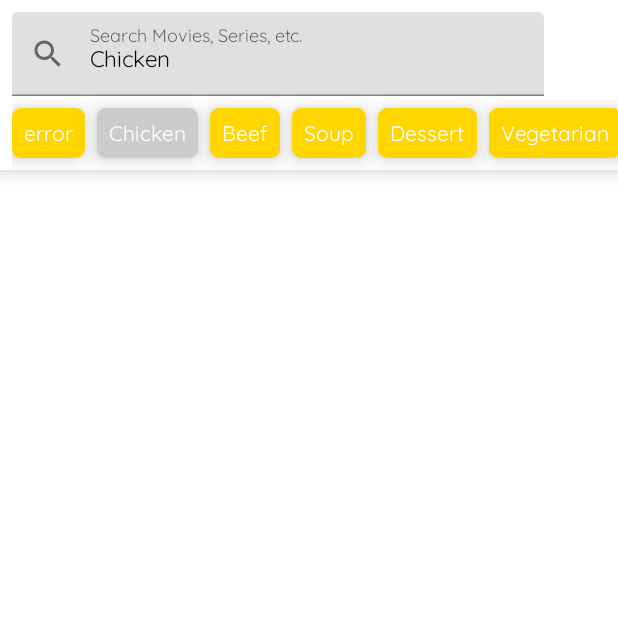
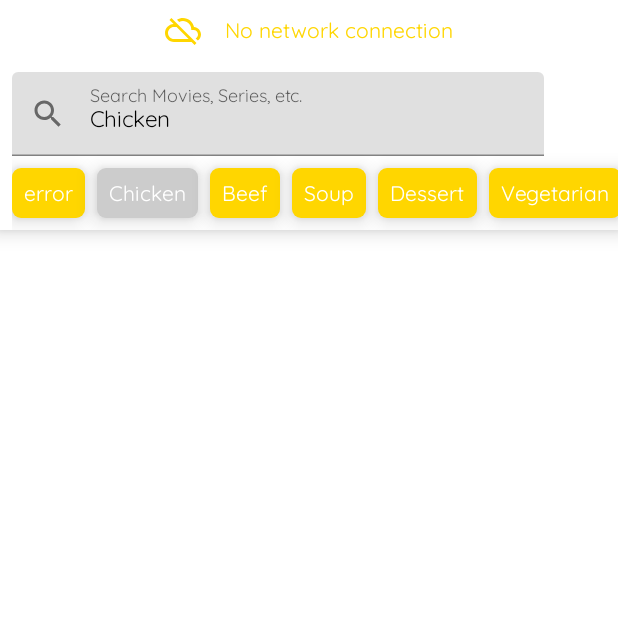
Before and after one commit to otazelaar/Montage, an Android app built with Jetpack Compose: the screen it shows after launch (MainActivity), after a tap on "Chicken", on a phone screen of 412 x 824 dp, the top half of it. Run offline under Robolectric (Android 15) with nearby library versions, the phone set to English and light mode, and no system bars; our stand-ins replace Dagger/Hilt's generated code, Room's generated code; 1 other tap on this screen came first.

Commit message:
Network Connectivity Checking is functional

```diff
--- a/app/src/main/AndroidManifest.xml
+++ b/app/src/main/AndroidManifest.xml
@@ -3,6 +3,8 @@
     xmlns:tools="http://schemas.android.com/tools" >
 
     <uses-permission android:name="android.permission.INTERNET"/>
+    <uses-permission android:name="android.permission.ACCESS_NETWORK_STATE"/>
+
 
     <application
         android:name=".di.BaseApplication"
--- a/app/src/main/java/com/otaz/imdbmovieapp/interactors/movie_list/SearchMovies.kt
+++ b/app/src/main/java/com/otaz/imdbmovieapp/interactors/movie_list/SearchMovies.kt
@@ -26,6 +26,7 @@ class SearchMovies(
         apikey: String,
         query: String,
         page: Int,
+        isNetworkAvailable: Boolean,
     ): Flow<DataState<List<Movie>>> = flow {
         try {
             emit(DataState.loading())
@@ -38,6 +39,7 @@ class SearchMovies(
                 throw Exception("Search Failed")
             }
 
+            if (isNetworkAvailable){
                 // Convert: NetworkMovieEntity -> Movie -> MovieCacheEntity
                 val movies = getMoviesFromNetwork(
                     apikey = apikey,
@@ -47,6 +49,7 @@ class SearchMovies(
 
                 // insert into the cache
                 movieDao.insertMovies(entityMapper.toEntityList(movies))
+            }
 
             // query the cache
             val cacheResult = if(query.isBlank()){
--- a/app/src/main/java/com/otaz/imdbmovieapp/presentation/MainActivity.kt
+++ b/app/src/main/java/com/otaz/imdbmovieapp/presentation/MainActivity.kt
@@ -9,15 +9,31 @@ import androidx.navigation.compose.NavHost
 import androidx.navigation.compose.composable
 import androidx.navigation.compose.rememberNavController
 import androidx.navigation.navArgument
+import com.otaz.imdbmovieapp.presentation.navigation.Screen
 import com.otaz.imdbmovieapp.presentation.ui.movie.MovieDetailScreen
 import com.otaz.imdbmovieapp.presentation.ui.movie.MovieDetailViewModel
 import com.otaz.imdbmovieapp.presentation.ui.movie_list.MovieListScreen
 import com.otaz.imdbmovieapp.presentation.ui.movie_list.MovieListViewModel
-import com.otaz.imdbmovieapp.presentation.navigation.Screen
+import com.otaz.imdbmovieapp.presentation.util.ConnectivityManager
 import dagger.hilt.android.AndroidEntryPoint
+import javax.inject.Inject
 
 @AndroidEntryPoint
 class MainActivity : AppCompatActivity() {
+
+    @Inject
+    lateinit var connectivityManager: ConnectivityManager
+
+    override fun onStart() {
+        connectivityManager.registerConnectionObserver(this)
+        super.onStart()
+    }
+
+    override fun onDestroy() {
+        connectivityManager.unregisterConnectionObserver(this)
+        super.onDestroy()
+    }
+
     override fun onCreate(savedInstanceState: Bundle?) {
         super.onCreate(savedInstanceState)
         setContent {
@@ -28,6 +44,7 @@ class MainActivity : AppCompatActivity() {
                 ) {
                     val viewModel = hiltViewModel<MovieListViewModel>()
                     MovieListScreen(
+                        isNetworkAvailable = connectivityManager.isNetworkAvailable.value,
                         onNavigateToMovieDetailScreen = navController::navigate,
                         viewModel = viewModel,
                     )
@@ -41,6 +58,7 @@ class MainActivity : AppCompatActivity() {
                 ) { navBackStackEntry ->
                     val viewModel = hiltViewModel<MovieDetailViewModel>()
                     MovieDetailScreen(
+                        isNetworkAvailable = connectivityManager.isNetworkAvailable.value,
                         movieId = navBackStackEntry.arguments?.getString("movieId"),
                         viewModel = viewModel,
                     )
--- /dev/null
+++ b/app/src/main/java/com/otaz/imdbmovieapp/presentation/components/ConnectivityMonitor.kt
@@ -0,0 +1,45 @@
+package com.otaz.imdbmovieapp.presentation.components
+
+import androidx.compose.foundation.layout.*
+import androidx.compose.material.Icon
+import androidx.compose.material.MaterialTheme
+import androidx.compose.material.Text
+import androidx.compose.runtime.Composable
+import androidx.compose.ui.Alignment
+import androidx.compose.ui.Modifier
+import androidx.compose.ui.res.painterResource
+import androidx.compose.ui.unit.dp
+import com.otaz.imdbmovieapp.R
+
+
+@Composable
+fun ConnectivityMonitor(
+    isNetworkAvailable: Boolean,
+){
+    if(!isNetworkAvailable){
+        Column(
+            horizontalAlignment = Alignment.CenterHorizontally,
+            verticalArrangement = Arrangement.Center,
+            modifier = Modifier.fillMaxWidth()
+        ){
+            Row {
+                Icon(
+                    contentDescription = "No network connection icon",
+                    painter = painterResource(R.drawable.ic_network_connection_unavailable),
+                    modifier = Modifier
+                        .align(Alignment.CenterVertically)
+                        .padding(8.dp),
+                    tint = MaterialTheme.colors.primary,
+                )
+                Text(
+                    text = "No network connection",
+                    modifier = Modifier
+                        .align(Alignment.CenterVertically)
+                        .padding(8.dp),
+                    style = MaterialTheme.typography.h6,
+                    color = MaterialTheme.colors.primary,
+                )
+            }
+        }
+    }
+}
--- a/app/src/main/java/com/otaz/imdbmovieapp/presentation/theme/Theme.kt
+++ b/app/src/main/java/com/otaz/imdbmovieapp/presentation/theme/Theme.kt
@@ -1,5 +1,6 @@
 package com.otaz.imdbmovieapp.presentation.theme
 
+import androidx.compose.foundation.background
 import androidx.compose.foundation.isSystemInDarkTheme
 import androidx.compose.foundation.layout.*
 import androidx.compose.material.*
@@ -45,6 +46,7 @@ private val DarkThemeColors = darkColors(
 @Composable
 fun AppTheme(
     darkTheme: Boolean = isSystemInDarkTheme(),
+    isNetworkAvailable : Boolean,
     displayProgressBar: Boolean,
     scaffoldState: ScaffoldState,
     dialogQueue: Queue<GenericDialogInfo>,
@@ -59,7 +61,12 @@ fun AppTheme(
             modifier = Modifier
                 .fillMaxSize()
         ) {
-            content()
+            Column(
+                modifier = Modifier.background(MaterialTheme.colors.surface)
+            ){
+                ConnectivityMonitor(isNetworkAvailable = isNetworkAvailable)
+                content()
+            }
             CircularIndeterminateProgressBar(isDisplayed = displayProgressBar)
             DefaultSnackbar(
                 snackbarHostState = scaffoldState.snackbarHostState,
--- a/app/src/main/java/com/otaz/imdbmovieapp/presentation/ui/movie/MovieDetailScreen.kt
+++ b/app/src/main/java/com/otaz/imdbmovieapp/presentation/ui/movie/MovieDetailScreen.kt
@@ -17,6 +17,7 @@ import com.otaz.imdbmovieapp.presentation.theme.AppTheme
 @SuppressLint("UnusedMaterialScaffoldPaddingParameter")
 @Composable
 fun MovieDetailScreen(
+    isNetworkAvailable: Boolean,
     viewModel: MovieDetailViewModel,
     movieId: String?,
 ) {
@@ -40,6 +41,7 @@ fun MovieDetailScreen(
 
         AppTheme(
             displayProgressBar = loading,
+            isNetworkAvailable = isNetworkAvailable,
             scaffoldState = scaffoldState,
             dialogQueue = dialogQueue.queue.value
         ) {
--- a/app/src/main/java/com/otaz/imdbmovieapp/presentation/ui/movie/MovieDetailViewModel.kt
+++ b/app/src/main/java/com/otaz/imdbmovieapp/presentation/ui/movie/MovieDetailViewModel.kt
@@ -10,6 +10,7 @@ import com.otaz.imdbmovieapp.domain.model.MovieSpecs
 import com.otaz.imdbmovieapp.interactors.movie.GetMovie
 import com.otaz.imdbmovieapp.presentation.ui.movie.MovieEvent.*
 import com.otaz.imdbmovieapp.presentation.ui.util.DialogQueue
+import com.otaz.imdbmovieapp.presentation.util.ConnectivityManager
 import com.otaz.imdbmovieapp.util.TAG
 import dagger.hilt.android.lifecycle.HiltViewModel
 import kotlinx.coroutines.flow.launchIn
@@ -24,6 +25,7 @@ const val STATE_KEY_MOVIE_SPECS = "movie.state.movie.specs.key"
 @HiltViewModel
 class MovieDetailViewModel @Inject constructor(
     private val getMovie: GetMovie,
+    private val connectivityManager: ConnectivityManager,
     @Named("apikey") private val apiKey: String,
     private val state: SavedStateHandle,
 ): ViewModel(){
@@ -64,6 +66,7 @@ class MovieDetailViewModel @Inject constructor(
         getMovie.execute(
             apikey = apiKey,
             id = id,
+            isNetworkAvailable = connectivityManager.isNetworkAvailable.value,
         ).onEach { dataState ->
             loading.value = dataState.loading
             dataState.data?.let {
--- a/app/src/main/java/com/otaz/imdbmovieapp/presentation/ui/movie_list/MovieListScreen.kt
+++ b/app/src/main/java/com/otaz/imdbmovieapp/presentation/ui/movie_list/MovieListScreen.kt
@@ -16,6 +16,7 @@ import com.otaz.imdbmovieapp.util.TAG
 @OptIn(ExperimentalComposeUiApi::class)
 @Composable
 fun MovieListScreen(
+    isNetworkAvailable: Boolean,
     onNavigateToMovieDetailScreen: (String) -> Unit,
     viewModel: MovieListViewModel,
 ){
@@ -36,6 +37,7 @@ fun MovieListScreen(
 
     AppTheme(
         displayProgressBar = loading,
+        isNetworkAvailable = isNetworkAvailable,
         scaffoldState = scaffoldState,
         dialogQueue = dialogQueue.queue.value
     ) {
--- a/app/src/main/java/com/otaz/imdbmovieapp/presentation/ui/movie_list/MovieListViewModel.kt
+++ b/app/src/main/java/com/otaz/imdbmovieapp/presentation/ui/movie_list/MovieListViewModel.kt
@@ -11,6 +11,7 @@ import com.otaz.imdbmovieapp.interactors.movie_list.RestoreMovies
 import com.otaz.imdbmovieapp.interactors.movie_list.SearchMovies
 import com.otaz.imdbmovieapp.presentation.ui.movie_list.MovieListEvent.*
 import com.otaz.imdbmovieapp.presentation.ui.util.DialogQueue
+import com.otaz.imdbmovieapp.presentation.util.ConnectivityManager
 import com.otaz.imdbmovieapp.util.TAG
 import dagger.hilt.android.lifecycle.HiltViewModel
 import kotlinx.coroutines.flow.launchIn
@@ -30,6 +31,7 @@ const val STATE_KEY_SELECTED_CATEGORY = "recipe.state.query.selected_category"
 class MovieListViewModel @Inject constructor(
     private val searchMovies: SearchMovies,
     private val restoreMovies: RestoreMovies,
+    private val connectivityManager: ConnectivityManager,
     @Named("apikey") private val apiKey: String,
     private val savedStateHandle: SavedStateHandle,
 ): ViewModel() {
@@ -112,6 +114,7 @@ class MovieListViewModel @Inject constructor(
             apikey = apiKey,
             query = query.value,
             page = page.value,
+            isNetworkAvailable = connectivityManager.isNetworkAvailable.value,
         ).onEach { dataState ->
             loading.value = dataState.loading
             dataState.data?.let { list -> movies.value = list }
@@ -131,6 +134,7 @@ class MovieListViewModel @Inject constructor(
                     apikey = apiKey,
                     query = query.value,
                     page = page.value,
+                    isNetworkAvailable = connectivityManager.isNetworkAvailable.value,
                 ).onEach { dataState ->
                     loading.value = dataState.loading
                     dataState.data?.let { list -> appendMovies(list) }
--- /dev/null
+++ b/app/src/main/java/com/otaz/imdbmovieapp/presentation/util/ConnectionLiveData.kt
@@ -0,0 +1,93 @@
+package com.otaz.imdbmovieapp.presentation.util
+
+import android.content.Context
+import android.content.Context.CONNECTIVITY_SERVICE
+import android.net.ConnectivityManager
+import android.net.Network
+import android.net.NetworkCapabilities.NET_CAPABILITY_INTERNET
+import android.net.NetworkRequest
+import android.util.Log
+import androidx.lifecycle.LiveData
+import com.otaz.imdbmovieapp.interactors.app.DoesNetworkHaveInternet
+import kotlinx.coroutines.CoroutineScope
+import kotlinx.coroutines.Dispatchers
+import kotlinx.coroutines.launch
+import kotlinx.coroutines.withContext
+
+val TAG = "C-Manager"
+
+/**
+ * Save all available networks with an internet connection to a set (@validNetworks).
+ * As long as the size of the set > 0, this LiveData emits true.
+ * MinSdk = 21.
+ *
+ * This LiveData class outputs a Boolean and denotes whether or not we have overall
+ * internet connectivity in the device. This class is instantiated inside of an app wide singleton class
+ * that way it can be injected into viewmodels, activities, use cases, etc.
+ *
+ * Inspired by:
+ * https://github.com/AlexSheva-mason/Rick-Morty-Database/blob/master/app/src/main/java/com/shevaalex/android/rickmortydatabase/utils/networking/ConnectionLiveData.kt
+ */
+class ConnectionLiveData(context: Context) : LiveData<Boolean>() {
+
+
+    private lateinit var networkCallback: ConnectivityManager.NetworkCallback
+    private val cm = context.getSystemService(CONNECTIVITY_SERVICE) as ConnectivityManager
+    private val validNetworks: MutableSet<Network> = HashSet()
+
+    // the function tells us whether we have overall connectivity
+    private fun checkValidNetworks() {
+        postValue(validNetworks.size > 0)
+    }
+
+    override fun onActive() {
+        networkCallback = createNetworkCallback()
+        val networkRequest = NetworkRequest.Builder()
+            .addCapability(NET_CAPABILITY_INTERNET)
+            .build()
+        cm.registerNetworkCallback(networkRequest, networkCallback)
+    }
+
+    override fun onInactive() {
+        cm.unregisterNetworkCallback(networkCallback)
+    }
+
+    private fun createNetworkCallback() = object : ConnectivityManager.NetworkCallback() {
+
+        /*
+          Called when a network is detected. If that network has internet, save it in the Set.
+          Source: https://developer.android.com/reference/android/net/ConnectivityManager.NetworkCallback#onAvailable(android.net.Network)
+         */
+        override fun onAvailable(network: Network) {
+            Log.d(TAG, "onAvailable: ${network}")
+            val networkCapabilities = cm.getNetworkCapabilities(network)
+            val hasInternetCapability = networkCapabilities?.hasCapability(NET_CAPABILITY_INTERNET)
+            Log.d(TAG, "onAvailable: ${network}, $hasInternetCapability")
+            if (hasInternetCapability == true) {
+                // check if this network actually has internet
+                CoroutineScope(Dispatchers.IO).launch {
+                    val hasInternet = DoesNetworkHaveInternet.execute(network.socketFactory)
+                    if(hasInternet){
+                        withContext(Dispatchers.Main){
+                            Log.d(TAG, "onAvailable: This network has internet: ${network}")
+                            validNetworks.add(network)
+                            checkValidNetworks()
+                        }
+                    }
+                }
+            }
+        }
+
+        /*
+          If the callback was registered with registerNetworkCallback() it will be called for each network which no longer satisfies the criteria of the callback.
+          Source: https://developer.android.com/reference/android/net/ConnectivityManager.NetworkCallback#onLost(android.net.Network)
+         */
+        override fun onLost(network: Network) {
+            Log.d(TAG, "onLost: ${network}")
+            validNetworks.remove(network)
+            checkValidNetworks()
+        }
+
+    }
+
+}
--- /dev/null
+++ b/app/src/main/java/com/otaz/imdbmovieapp/presentation/util/ConnectivityManager.kt
@@ -0,0 +1,30 @@
+package com.otaz.imdbmovieapp.presentation.util
+
+import android.app.Application
+import androidx.compose.runtime.mutableStateOf
+import androidx.lifecycle.LifecycleOwner
+import javax.inject.Inject
+import javax.inject.Singleton
+
+@Singleton
+class ConnectivityManager @Inject constructor(
+    application: Application
+){
+    private val connectionLiveData = ConnectionLiveData(application)
+
+    // Specifically, this mutable state object [isNetworkAvailable] is being observed in the UI aka
+    // MovieDetailScreen and MovieListScreen. The value is being held here and passed into the
+    // onCreate override function where it is passed into the UI through the compose navigation
+
+    val isNetworkAvailable = mutableStateOf(false)
+
+    fun registerConnectionObserver(lifecycleOwner: LifecycleOwner){
+        connectionLiveData.observe(lifecycleOwner) { isConnected ->
+            isConnected?.let { isNetworkAvailable.value = it }
+        }
+    }
+
+    fun unregisterConnectionObserver(lifecycleOwner: LifecycleOwner){
+        connectionLiveData.removeObservers(lifecycleOwner)
+    }
+}
--- /dev/null
+++ b/app/src/main/res/drawable/ic_network_connection_unavailable.xml
@@ -0,0 +1,5 @@
+<vector android:height="24dp" android:tint="#000000"
+    android:viewportHeight="24" android:viewportWidth="24"
+    android:width="24dp" xmlns:android="http://schemas.android.com/apk/res/android">
+    <path android:fillColor="@android:color/white" android:pathData="M19.35,10.04C18.67,6.59 15.64,4 12,4c-1.48,0 -2.85,0.43 -4.01,1.17l1.46,1.46C10.21,6.23 11.08,6 12,6c3.04,0 5.5,2.46 5.5,5.5v0.5H19c1.66,0 3,1.34 3,3 0,1.13 -0.64,2.11 -1.56,2.62l1.45,1.45C23.16,18.16 24,16.68 24,15c0,-2.64 -2.05,-4.78 -4.65,-4.96zM3,5.27l2.75,2.74C2.56,8.15 0,10.77 0,14c0,3.31 2.69,6 6,6h11.73l2,2L21,20.73 4.27,4 3,5.27zM7.73,10l8,8H6c-2.21,0 -4,-1.79 -4,-4s1.79,-4 4,-4h1.73z"/>
+</vector>
```
Also changed, not shown: app/src/main/java/com/otaz/imdbmovieapp/interactors/app/DoesNetworkHaveInternet.kt (added, +24 -0 lines), app/src/main/java/com/otaz/imdbmovieapp/interactors/movie/GetMovie.kt (+10 -0 lines). Lines whose indentation alone changed are shown as unchanged.
